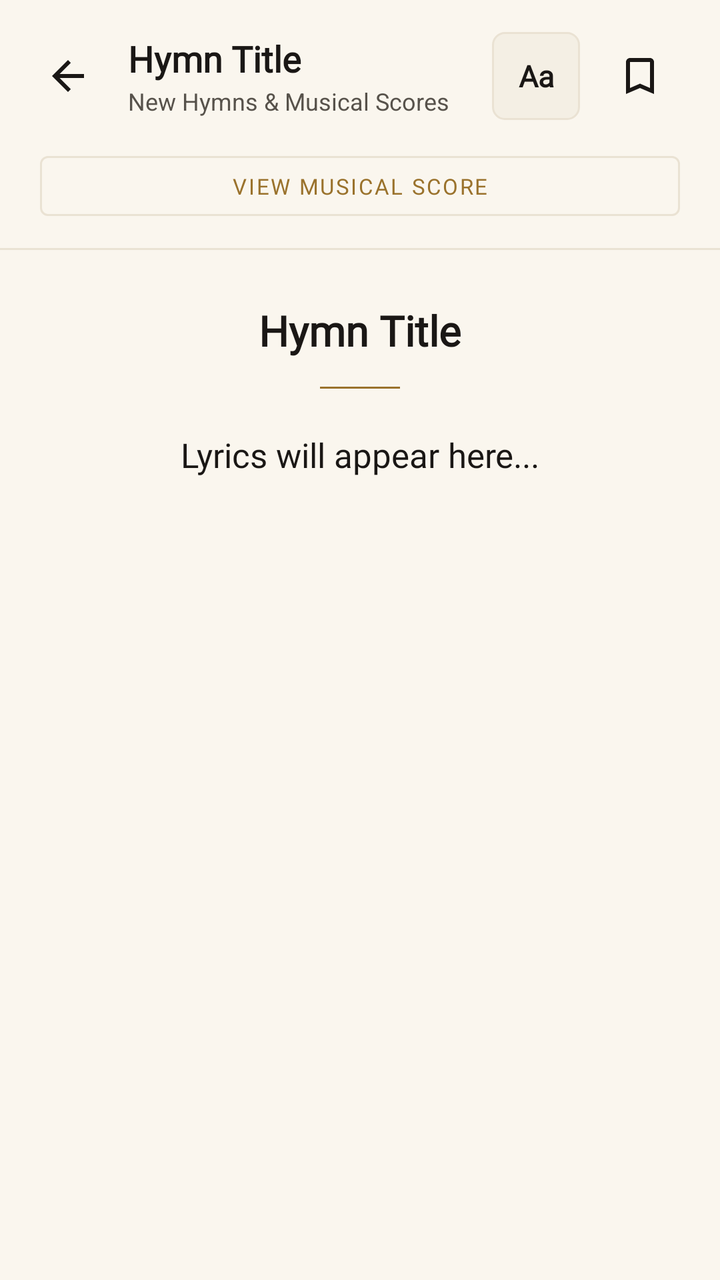
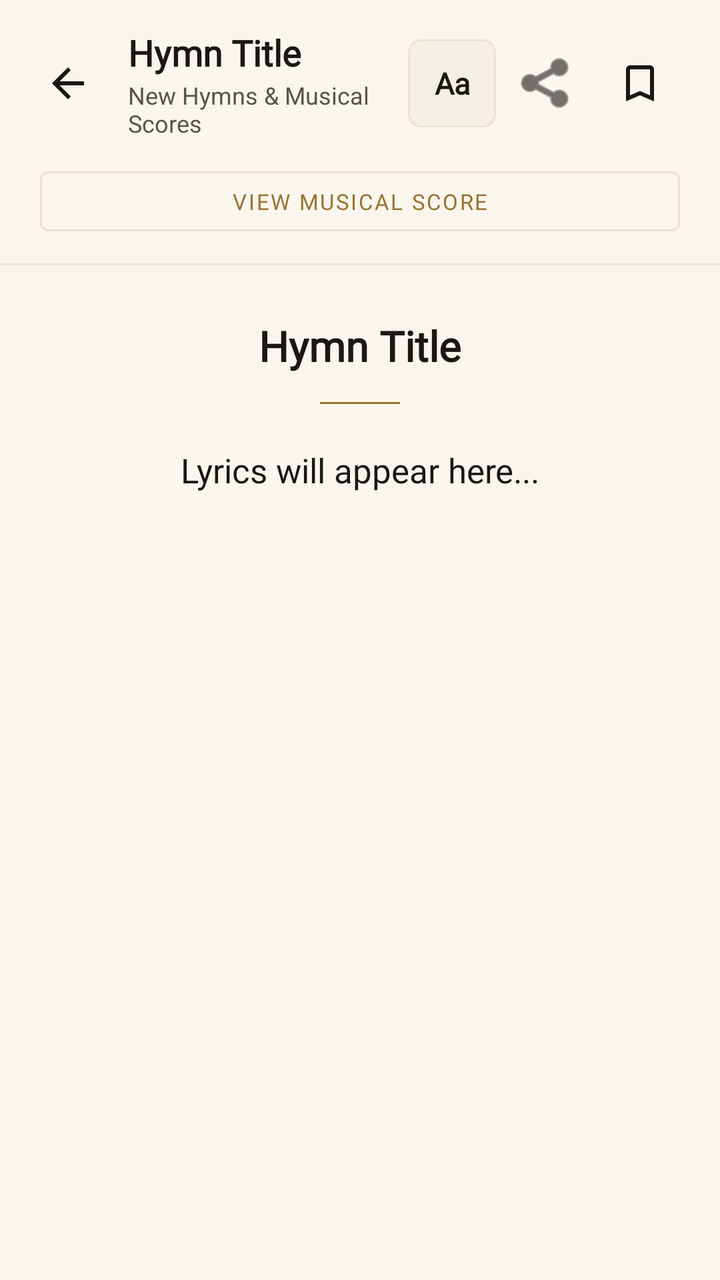

Two renders of the same Android screen: before a commit and after it. Below are the layout's source before the change and the commit's diff.
<!-- AndroidManifest.xml: application theme AppTheme -->
<!-- res/layout/new_lyrics.xml -->
<?xml version="1.0" encoding="utf-8"?>
<LinearLayout
	xmlns:android="http://schemas.android.com/apk/res/android"
	xmlns:app="http://schemas.android.com/apk/res-auto"
	xmlns:tools="http://schemas.android.com/tools"
	android:layout_width="match_parent"
	android:layout_height="match_parent"
	android:background="@color/colorBackground"
	android:orientation="vertical">

	
	<LinearLayout
		android:layout_width="match_parent"
		android:layout_height="wrap_content"
		android:orientation="horizontal"
		android:gravity="center_vertical"
		android:paddingStart="10dp"
		android:paddingEnd="16dp"
		android:paddingTop="14dp"
		android:paddingBottom="10dp">

		<ImageButton
			android:id="@+id/btn_back"
			android:layout_width="48dp"
			android:layout_height="48dp"
			android:background="?android:attr/selectableItemBackgroundBorderless"
			android:src="@drawable/ic_arrow_back"
			android:contentDescription="Back"
			app:tint="@color/colorTextPrimary" />

		<LinearLayout
			android:layout_width="0dp"
			android:layout_height="wrap_content"
			android:layout_weight="1"
			android:layout_marginStart="6dp"
			android:orientation="vertical">

			<TextView
				android:id="@+id/txt_title"
				android:layout_width="match_parent"
				android:layout_height="wrap_content"
				android:fontFamily="@font/crimson_pro"
				android:text="Hymn Title"
				android:textColor="@color/colorTextPrimary"
				android:textSize="18sp"
				android:textStyle="bold"
				android:singleLine="true"
				android:ellipsize="end" />

			<TextView
				android:layout_width="wrap_content"
				android:layout_height="wrap_content"
				android:layout_marginTop="1dp"
				android:fontFamily="sans-serif"
				android:text="New Hymns &amp; Musical Scores"
				android:textColor="@color/colorTextSecondary"
				android:textSize="12sp" />
		</LinearLayout>

		
		<TextView
			android:id="@+id/btn_aa"
			android:layout_width="44dp"
			android:layout_height="44dp"
			android:gravity="center"
			android:background="@drawable/bg_search_bar"
			android:fontFamily="@font/crimson_pro"
			android:contentDescription="Typography and theme settings"
			android:text="Aa"
			android:textColor="@color/colorTextPrimary"
			android:textSize="15sp"
			android:textStyle="bold"
			android:clickable="true"
			android:focusable="true"
			android:foreground="?android:attr/selectableItemBackground"
			android:layout_marginEnd="6dp" />

		<ImageButton
			android:id="@+id/btn_bookmark"
			android:layout_width="48dp"
			android:layout_height="48dp"
			android:background="?android:attr/selectableItemBackgroundBorderless"
			android:src="@drawable/ic_bookmark_border"
			android:contentDescription="Save"
			app:tint="@color/colorTextPrimary" />
	</LinearLayout>

	
	<LinearLayout
		android:id="@+id/bar_toggle_score"
		android:layout_width="match_parent"
		android:layout_height="wrap_content"
		android:paddingHorizontal="20dp"
		android:paddingBottom="10dp">

		<com.google.android.material.button.MaterialButton
			android:id="@+id/btn_toggle"
			style="@style/Widget.MaterialComponents.Button.OutlinedButton"
			android:layout_width="match_parent"
			android:layout_height="42dp"
			android:text="VIEW MUSICAL SCORE"
			android:textSize="11sp"
			android:letterSpacing="0.08"
			android:textColor="@color/colorAntiqueGold"
			android:fontFamily="@font/jetbrains_mono"
			app:cornerRadius="4dp"
			app:strokeColor="@color/colorCardBorder" />
	</LinearLayout>

	
	<View
		android:layout_width="match_parent"
		android:layout_height="1dp"
		android:background="@color/colorCardBorder" />

	
	<LinearLayout
		android:id="@+id/pdf_container"
		android:layout_width="match_parent"
		android:layout_height="0dp"
		android:layout_weight="1"
		android:orientation="vertical"
		android:visibility="gone">

		<com.trust.acc.ZoomableRecyclerView
			android:id="@+id/recycler_pdf_pages"
			android:layout_width="match_parent"
			android:layout_height="match_parent"
			android:clipToPadding="false"
			android:paddingHorizontal="8dp"
			android:paddingVertical="8dp"
			android:scrollbars="vertical" />
	</LinearLayout>

	
	<ScrollView
		android:id="@+id/scroll_lyrics"
		android:layout_width="match_parent"
		android:layout_height="0dp"
		android:layout_weight="1"
		android:fillViewport="true"
		android:scrollbars="vertical">

		<LinearLayout
			android:layout_width="match_parent"
			android:layout_height="wrap_content"
			android:orientation="vertical"
			android:gravity="center_horizontal"
			android:paddingHorizontal="24dp"
			android:paddingTop="26dp"
			android:paddingBottom="48dp">

			<TextView
				android:id="@+id/tv_body_title"
				android:layout_width="wrap_content"
				android:layout_height="wrap_content"
				android:gravity="center"
				android:fontFamily="@font/crimson_pro"
				android:text="Hymn Title"
				android:textColor="@color/colorTextPrimary"
				android:textSize="21sp"
				android:textStyle="bold"
				android:lineSpacingMultiplier="1.2" />

			
			<View
				android:layout_width="40dp"
				android:layout_height="1dp"
				android:layout_marginTop="14dp"
				android:layout_marginBottom="24dp"
				android:background="@color/colorAntiqueGold" />

			<TextView
				android:id="@+id/txt_lyrics"
				android:layout_width="match_parent"
				android:layout_height="wrap_content"
				android:gravity="center_horizontal"
				android:includeFontPadding="false"
				android:fontFamily="@font/crimson_pro"
				android:text="Lyrics will appear here..."
				android:textColor="@color/colorTextPrimary"
				android:textSize="17sp"
				android:lineSpacingMultiplier="1.52" />
		</LinearLayout>
	</ScrollView>
</LinearLayout>
<!-- resources referenced by this layout -->
<resources>
  <color name="colorAntiqueGold">#9A722C</color>
  <color name="colorBackground">#FAF6EE</color>
  <color name="colorCardBorder">#EAE2D3</color>
  <color name="colorTextPrimary">#1A1715</color>
  <color name="colorTextSecondary">#57524B</color>
  <!-- drawable bg_search_bar (drawable) -->
  <?xml version="1.0" encoding="utf-8"?>
  <shape xmlns:android="http://schemas.android.com/apk/res/android"
      android:shape="rectangle">
      <corners android:radius="6dp" />
      <solid android:color="@color/colorSearchBg" />
      <stroke
          android:width="1dp"
          android:color="@color/colorCardBorder" />
  </shape>
  <!-- drawable ic_arrow_back (drawable) -->
  <vector xmlns:android="http://schemas.android.com/apk/res/android"
      android:width="24dp"
      android:height="24dp"
      android:viewportWidth="24"
      android:viewportHeight="24">
      <path
          android:fillColor="?attr/colorControlNormal"
          android:pathData="M20,11H7.83l5.59,-5.59L12,4l-8,8 8,8 1.41,-1.41L7.83,13H20v-2z"/>
  </vector>
  <!-- drawable ic_bookmark_border (drawable) -->
  <vector xmlns:android="http://schemas.android.com/apk/res/android"
      android:width="24dp"
      android:height="24dp"
      android:viewportWidth="24"
      android:viewportHeight="24">
      <path
          android:fillColor="?attr/colorControlNormal"
          android:pathData="M17,3H7c-1.1,0 -2,0.9 -2,2v16l7,-3 7,3V5c0,-1.1 -0.9,-2 -2,-2zm0,15l-5,-2.18L7,18V5h10v13z"/>
  </vector>
  <style name="AppTheme" parent="Theme.MaterialComponents.DayNight.NoActionBar">
          <item name="colorPrimary">@color/colorPrimary</item>
          <item name="colorPrimaryDark">@color/colorPrimaryDark</item>
          <item name="colorAccent">@color/colorAccent</item>
          <item name="colorSurface">@color/colorSurface</item>
          <item name="colorOnPrimary">@android:color/white</item>
          <item name="android:windowBackground">@color/colorBackground</item>
          <item name="android:statusBarColor">@android:color/transparent</item>
          <item name="android:navigationBarColor">@android:color/transparent</item>
          <item name="android:windowLightStatusBar" tools:targetApi="m">true</item>
          <item name="android:windowLightNavigationBar" tools:targetApi="o_mr1">true</item>
          <item name="android:windowLayoutInDisplayCutoutMode" tools:targetApi="p">shortEdges</item>
          <item name="colorControlHighlight">@color/colorControlHighlight</item>
          <item name="colorControlNormal">@color/colorControlNormal</item>
          <item name="android:textColor">@color/colorTextPrimary</item>
      </style>
  <color name="colorSearchBg">#F4EFE4</color>
  <color name="colorPrimary">#1A1715</color>
  <color name="colorPrimaryDark">#0D1524</color>
  <color name="colorAccent">#9A722C</color>
  <color name="colorSurface">#FFFDF9</color>
  <color name="colorControlHighlight">#EAE2D3</color>
  <color name="colorControlNormal">#787167</color>
</resources>

<!-- the commit's change to res/layout/new_lyrics.xml (unified diff, before → after) -->
@@ -73,7 +73,16 @@
 			android:clickable="true"
 			android:focusable="true"
 			android:foreground="?android:attr/selectableItemBackground"
-			android:layout_marginEnd="6dp" />
+			android:layout_marginEnd="4dp" />
+
+		<ImageButton
+			android:id="@+id/btn_share"
+			android:layout_width="44dp"
+			android:layout_height="44dp"
+			android:background="?android:attr/selectableItemBackgroundBorderless"
+			android:src="@android:drawable/ic_menu_share"
+			android:contentDescription="Share or copy hymn"
+			app:tint="@color/colorTextPrimary" />
 
 		<ImageButton
 			android:id="@+id/btn_bookmark"
